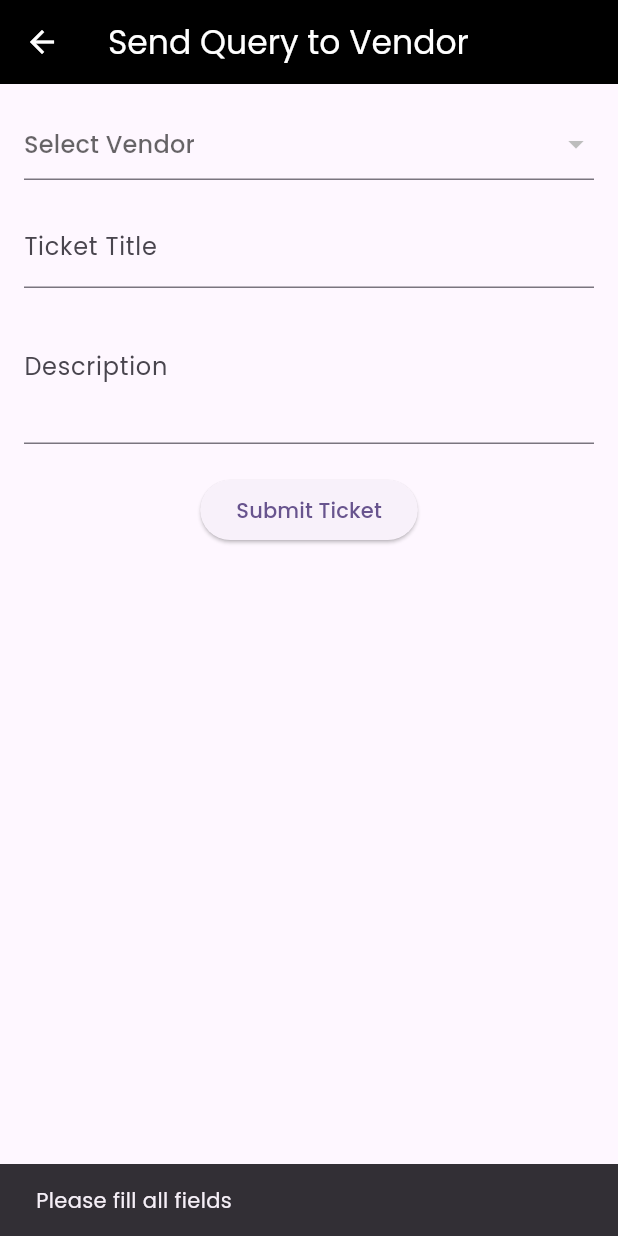
After one commit to MohamedRasith/admin, a Flutter app: the CreateTicketWithVendor screen opened directly, after a tap on "Submit Ticket", on a phone screen of 412 x 824 dp. The commit adds this screen. Run offline on Flutter 3.47's test engine with Material 3 defaults, Android fonts, the phone set to English and light mode, and no system bars; our stand-ins replace cloud_firestore, file_picker, firebase_core, firebase_storage, flutter_svg, google_fonts and 3 more; missing offline and left inert: excel, syncfusion_flutter_xlsio, universal_html; accounts and stored records are empty; project files that could hold a hidden picture were left out.

Commit message:
Raise the ticket is updated

```diff
--- a/lib/Pages/dashboard.dart
+++ b/lib/Pages/dashboard.dart
@@ -1,6 +1,7 @@
 import 'dart:io';
 import 'dart:typed_data';
 
+import 'package:admin/Pages/raise_query.dart';
 import 'package:admin/Pages/vendor_details_page.dart';
 import 'package:cloud_firestore/cloud_firestore.dart';
 import 'package:file_picker/file_picker.dart';
@@ -48,13 +49,14 @@ class _DashboardPageState extends State<DashboardPage> {
   String vendorSearchQuery = '';
   List<QueryDocumentSnapshot> filteredVendors = [];
 
-  final List<String> titles = ['Home', 'Orders', 'Products', 'Vendor', 'Amazon Margin'];
+  final List<String> titles = ['Home', 'Orders', 'Products', 'Vendor', 'Amazon Margin', 'Raise a Ticket'];
   final List<IconData> icons = [
     Icons.home,
     Icons.shopping_cart,
     Icons.inventory,
     Icons.store,
-    Icons.margin
+    Icons.margin,
+    Icons.message
   ];
 
   Future<void> openUrlFallback(String url) async {
@@ -1347,6 +1349,8 @@ class _DashboardPageState extends State<DashboardPage> {
         return getVendorsPageContent();
       case 4:
         return AmazonMarginPage();
+      case 5:
+        return CreateTicketWithVendor();
       default:
         return const Center(child: Text("Unknown Page"));
     }
--- /dev/null
+++ b/lib/Pages/raise_query.dart
@@ -0,0 +1,108 @@
+import 'package:cloud_firestore/cloud_firestore.dart';
+import 'package:flutter/material.dart';
+
+class CreateTicketWithVendor extends StatefulWidget {
+  @override
+  _CreateTicketWithVendorState createState() => _CreateTicketWithVendorState();
+}
+
+class _CreateTicketWithVendorState extends State<CreateTicketWithVendor> {
+  final TextEditingController _titleController = TextEditingController();
+  final TextEditingController _descController = TextEditingController();
+
+  String? selectedVendorId;
+  String? selectedVendorName;
+
+  List<Map<String, String>> vendorsList = [];
+
+  @override
+  void initState() {
+    super.initState();
+    fetchVendors();
+  }
+
+  Future<void> fetchVendors() async {
+    final snapshot = await FirebaseFirestore.instance.collection('vendors').get();
+    final List<Map<String, String>> temp = snapshot.docs.map((doc) {
+      return {
+        'id': doc.id,
+        'name': doc['vendorName'].toString(),
+      };
+    }).toList();
+
+
+    setState(() {
+      vendorsList = temp;
+    });
+  }
+
+  Future<void> submitTicket() async {
+    if (selectedVendorId == null || _titleController.text.isEmpty || _descController.text.isEmpty) {
+      ScaffoldMessenger.of(context).showSnackBar(
+        SnackBar(content: Text("Please fill all fields")),
+      );
+      return;
+    }
+
+    await FirebaseFirestore.instance.collection('tickets').add({
+      'title': _titleController.text,
+      'description': _descController.text,
+      'vendorId': selectedVendorId,
+      'vendorName': selectedVendorName,
+      'createdAt': Timestamp.now(),
+      'status': 'open',
+    });
+
+    ScaffoldMessenger.of(context).showSnackBar(SnackBar(content: Text('Ticket submitted')));
+    Navigator.pop(context);
+  }
+
+  @override
+  Widget build(BuildContext context) {
+    return Scaffold(
+      appBar: AppBar(
+          backgroundColor: Colors.black,
+          iconTheme: IconThemeData(color: Colors.white),
+          title: Text('Send Query to Vendor', style: TextStyle(color: Colors.white),)),
+      body: Padding(
+        padding: EdgeInsets.all(16),
+        child: Column(
+          children: [
+            // Dropdown to select vendor
+            DropdownButtonFormField<String>(
+              hint: Text("Select Vendor"),
+              value: selectedVendorId,
+              items: vendorsList.map((vendor) {
+                return DropdownMenuItem<String>(
+                  value: vendor['id'],
+                  child: Text(vendor['name'] ?? ''),
+                );
+              }).toList(),
+              onChanged: (value) {
+                setState(() {
+                  selectedVendorId = value;
+                  selectedVendorName = vendorsList.firstWhere((v) => v['id'] == value)['name'];
+                });
+              },
+            ),
+            SizedBox(height: 16),
+            TextField(
+              controller: _titleController,
+              decoration: InputDecoration(labelText: 'Ticket Title'),
+            ),
+            TextField(
+              controller: _descController,
+              decoration: InputDecoration(labelText: 'Description'),
+              maxLines: 3,
+            ),
+            SizedBox(height: 20),
+            ElevatedButton(
+              onPressed: submitTicket,
+              child: Text('Submit Ticket'),
+            ),
+          ],
+        ),
+      ),
+    );
+  }
+}
```
